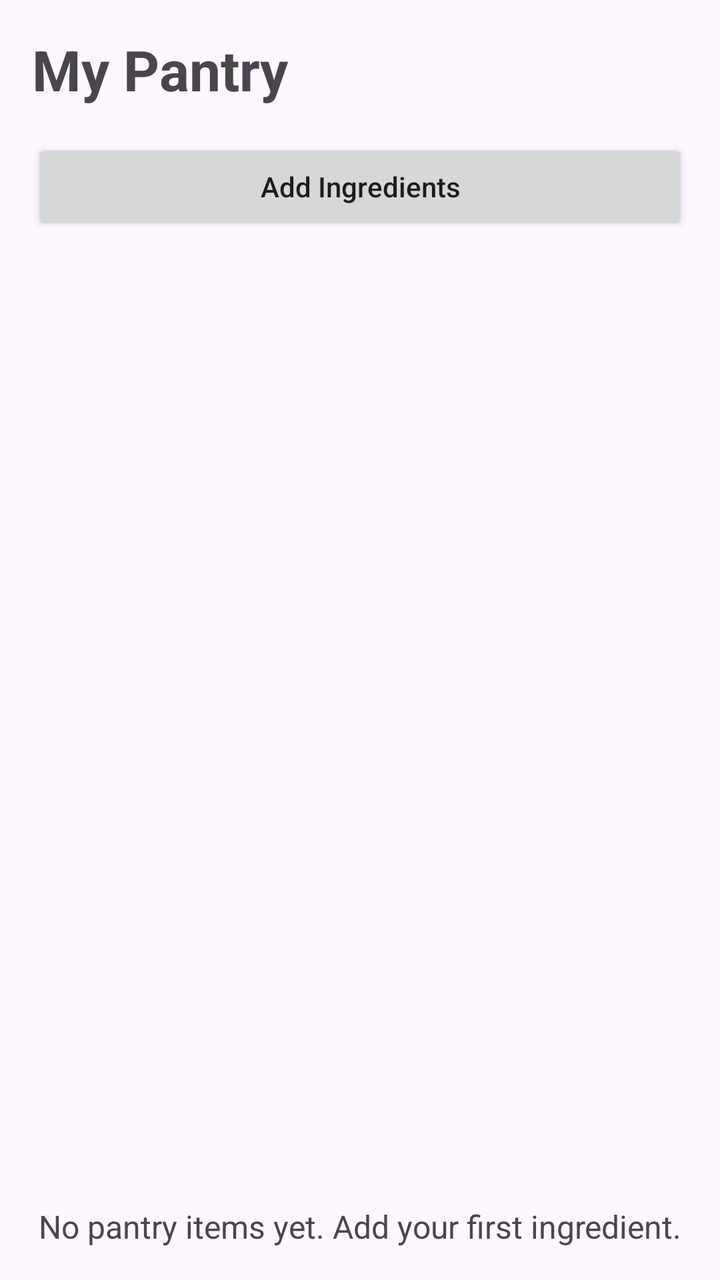
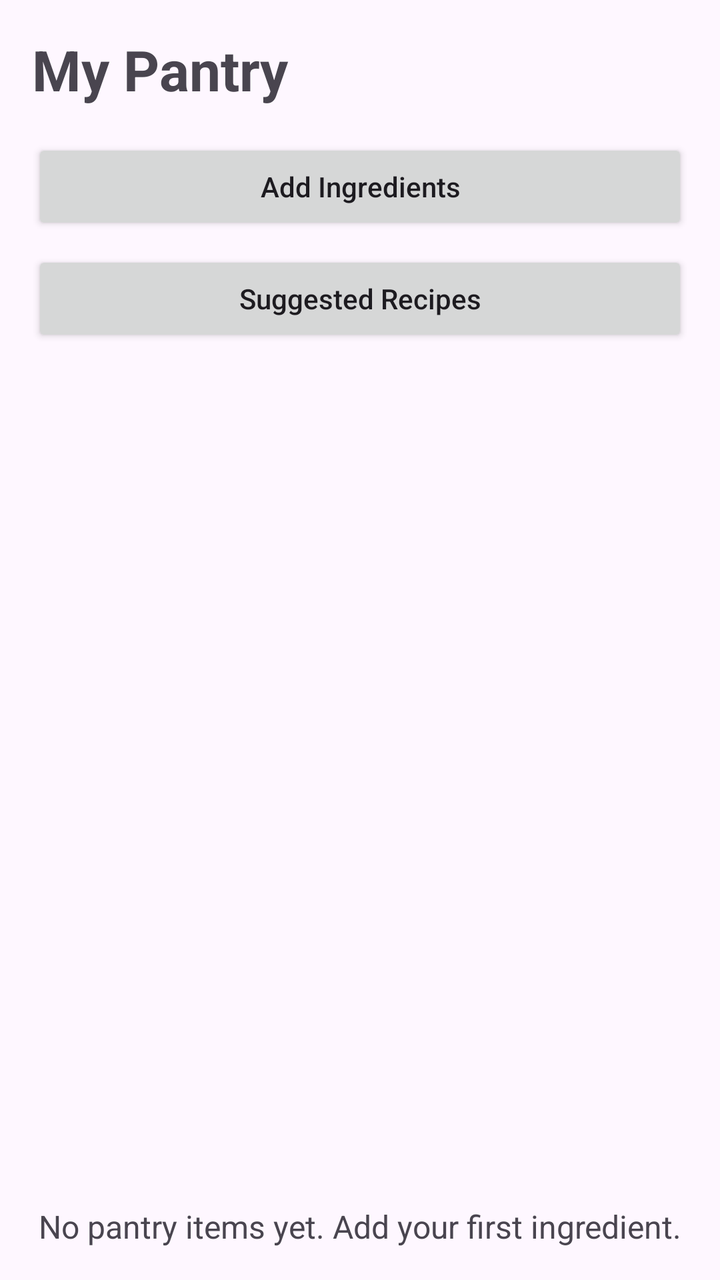

The first picture is an Android layout as it rendered before a commit; the second is the same layout after the commit. The layout source and the unified diff follow.
<!-- AndroidManifest.xml: application theme Theme.SmartPantryManager -->
<!-- res/layout/activity_main.xml -->
<?xml version="1.0" encoding="utf-8"?>
<LinearLayout xmlns:android="http://schemas.android.com/apk/res/android"
    xmlns:tools="http://schemas.android.com/tools"
    android:layout_width="match_parent"
    android:id="@+id/main"
    android:layout_height="match_parent"
    android:orientation="vertical"
    android:padding="16dp">

    <TextView
        android:layout_width="match_parent"
        android:layout_height="wrap_content"
        android:text="@string/my_pantry"
        android:textSize="28sp"
        android:textStyle="bold"
        android:paddingBottom="16dp" />

    <Button
        android:id="@+id/buttonAddIngredient"
        android:layout_width="match_parent"
        android:layout_height="wrap_content"
        android:text="@string/add_ingredient"
        android:textAllCaps="false" />

    <androidx.recyclerview.widget.RecyclerView
        android:id="@+id/pantryRecyclerView"
        android:layout_width="match_parent"
        android:layout_height="0dp"
        android:layout_marginTop="16dp"
        android:layout_weight="1"
        tools:visibility="gone" />

    <TextView
        android:id="@+id/textEmptyPantry"
        android:layout_width="match_parent"
        android:layout_height="wrap_content"
        android:layout_marginTop="24dp"
        android:gravity="center"
        android:text="@string/empty_pantry_message"
        android:textSize="16sp" />

</LinearLayout>
<!-- resources referenced by this layout -->
<resources>
  <string name="add_ingredient">Add Ingredients</string>
  <string name="empty_pantry_message">No pantry items yet. Add your first ingredient.</string>
  <string name="my_pantry">My Pantry</string>
  <style name="Theme.SmartPantryManager" parent="Base.Theme.SmartPantryManager" />
  <style name="Base.Theme.SmartPantryManager" parent="Theme.Material3.DayNight.NoActionBar">
          
          
      </style>
</resources>

<!-- the commit's change to res/layout/activity_main.xml (unified diff, before → after) -->
@@ -22,6 +22,14 @@
         android:text="@string/add_ingredient"
         android:textAllCaps="false" />
 
+    <Button
+        android:id="@+id/buttonSuggestedRecipes"
+        android:layout_width="match_parent"
+        android:layout_height="wrap_content"
+        android:layout_marginTop="8dp"
+        android:text="@string/suggested_recipes_button"
+        android:textAllCaps="false" />
+
     <androidx.recyclerview.widget.RecyclerView
         android:id="@+id/pantryRecyclerView"
         android:layout_width="match_parent"
<!-- resource entries referenced after the edit -->
@@ -3,6 +3,7 @@
   <string name="add_ingredient">Add Ingredients</string>
   <string name="empty_pantry_message">No pantry items yet. Add your first ingredient.</string>
   <string name="my_pantry">My Pantry</string>
+  <string name="suggested_recipes_button">Suggested Recipes</string>
   <style name="Theme.SmartPantryManager" parent="Base.Theme.SmartPantryManager" />
   <style name="Base.Theme.SmartPantryManager" parent="Theme.Material3.DayNight.NoActionBar">
           
